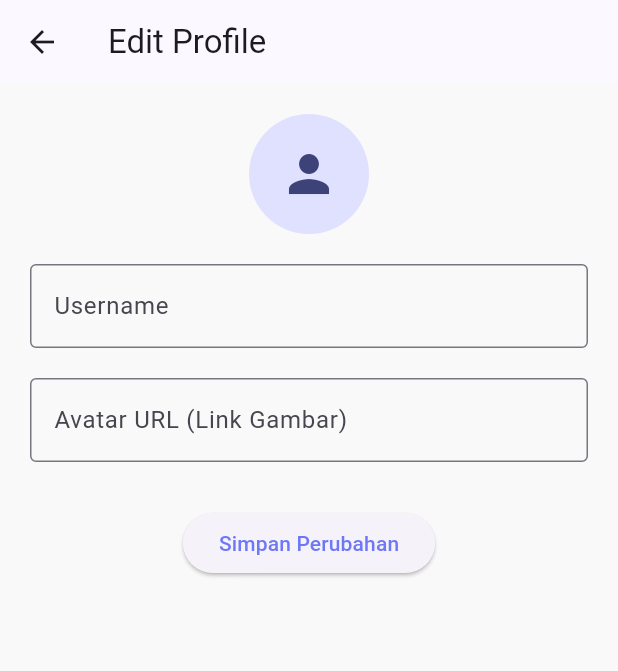
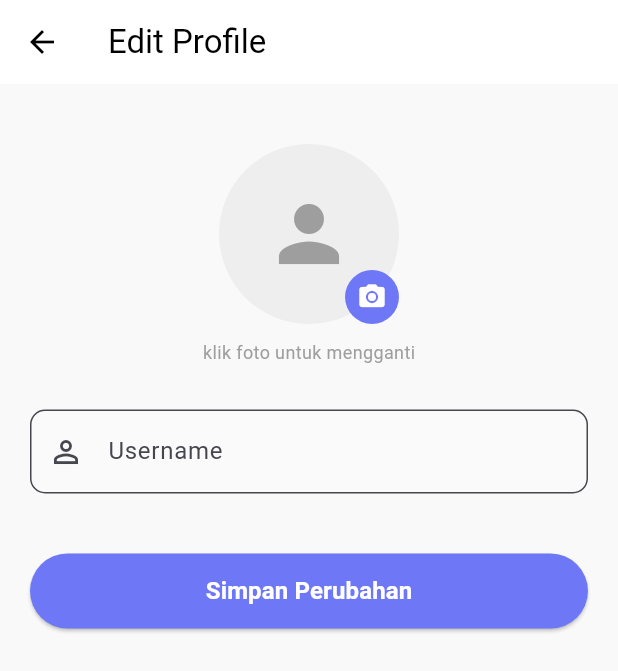
Before and after one commit to JonathanLukasW/ppb_journey_app, a Flutter app: the screen it shows once a user with an empty profile is signed in, after a tap on the "person" icon, on a phone screen of 412 x 824 dp. Shown: the top 671 px of the screen. Run offline on Flutter 3.47's test engine with Material 3 defaults, Android fonts, the phone set to English and light mode, and no system bars; our stand-ins replace flutter_dotenv, image_picker, supabase_flutter; accounts and stored records are empty; network calls fail; Roboto replaces fonts that are missing (Poppins).

Commit message:
Menambahkan fitur register dan fix event

```diff
--- a/lib/screens/auth/login_screen.dart
+++ b/lib/screens/auth/login_screen.dart
@@ -1,5 +1,6 @@
 import 'package:flutter/material.dart';
 import 'package:ppb_journey_app/services/auth_service.dart';
+import 'package:ppb_journey_app/screens/auth/verify_otp_screen.dart'; // Import screen baru
 
 class LoginScreen extends StatefulWidget {
   const LoginScreen({super.key});
@@ -10,30 +11,26 @@ class LoginScreen extends StatefulWidget {
 
 class _LoginScreenState extends State<LoginScreen> {
   final _formKey = GlobalKey<FormState>();
-
   final _emailController = TextEditingController();
-  final _passwordController = TextEditingController();
-
   final _authService = AuthService();
   bool _isLoading = false;
 
-  @override
-  void dispose() {
-    _emailController.dispose();
-    _passwordController.dispose();
-    super.dispose();
-  }
-
-  Future<void> _handleLogin() async {
+  Future<void> _handleSendOtp() async {
     if (!_formKey.currentState!.validate()) return;
 
     setState(() => _isLoading = true);
 
     try {
-      await _authService.signInWithEmail(
-        email: _emailController.text.trim(),
-        password: _passwordController.text,
-      );
+      await _authService.sendOtp(_emailController.text.trim());
+
+      if (mounted) {
+        Navigator.push(
+          context,
+          MaterialPageRoute(
+            builder: (context) => VerifyOtpScreen(email: _emailController.text.trim()),
+          ),
+        );
+      }
     } catch (e) {
       if (mounted) {
         ScaffoldMessenger.of(context).showSnackBar(
@@ -57,16 +54,16 @@ class _LoginScreenState extends State<LoginScreen> {
               mainAxisAlignment: MainAxisAlignment.center,
               crossAxisAlignment: CrossAxisAlignment.stretch,
               children: [
-                const Icon(Icons.lock_person, size: 80, color: Colors.teal),
+                const Icon(Icons.send_to_mobile, size: 80, color: Color(0xFF6E78F7)),
                 const SizedBox(height: 20),
                 const Text(
-                  'Login',
+                  'Selamat Datang!',
                   textAlign: TextAlign.center,
                   style: TextStyle(fontSize: 24, fontWeight: FontWeight.bold),
                 ),
                 const SizedBox(height: 10),
                 const Text(
-                  'akun dummy : user1@gmail.com,  password : password',
+                  'Masuk atau Daftar menggunakan Email.\nKami akan mengirimkan kode OTP.',
                   textAlign: TextAlign.center,
                   style: TextStyle(color: Colors.grey),
                 ),
@@ -75,7 +72,7 @@ class _LoginScreenState extends State<LoginScreen> {
                 TextFormField(
                   controller: _emailController,
                   decoration: const InputDecoration(
-                    labelText: 'Email',
+                    labelText: 'Email Address',
                     prefixIcon: Icon(Icons.email_outlined),
                     border: OutlineInputBorder(),
                   ),
@@ -83,30 +80,18 @@ class _LoginScreenState extends State<LoginScreen> {
                   validator: (val) => val != null && val.contains('@')
                       ? null : 'Masukkan email yang valid',
                 ),
-                const SizedBox(height: 16),
 
-                TextFormField(
-                  controller: _passwordController,
-                  decoration: const InputDecoration(
-                    labelText: 'Password',
-                    prefixIcon: Icon(Icons.lock_outline),
-                    border: OutlineInputBorder(),
-                  ),
-                  obscureText: true,
-                  validator: (val) => val != null && val.length >= 6
-                      ? null : 'Password minimal 6 karakter',
-                ),
                 const SizedBox(height: 24),
-
                 ElevatedButton(
-                  onPressed: _isLoading ? null : _handleLogin,
+                  onPressed: _isLoading ? null : _handleSendOtp,
                   style: ElevatedButton.styleFrom(
-                    backgroundColor: Colors.teal,
+                    backgroundColor: const Color(0xFF6E78F7),
                     padding: const EdgeInsets.symmetric(vertical: 16),
+                    shape: RoundedRectangleBorder(borderRadius: BorderRadius.circular(30)),
                   ),
                   child: _isLoading
                       ? const CircularProgressIndicator(color: Colors.white)
-                      : const Text('MASUK', style: TextStyle(color: Colors.white, fontSize: 16, fontWeight: FontWeight.bold)),
+                      : const Text('KIRIM KODE OTP', style: TextStyle(color: Colors.white, fontSize: 16, fontWeight: FontWeight.bold)),
                 ),
               ],
             ),
--- a/lib/screens/profile_screen.dart
+++ b/lib/screens/profile_screen.dart
@@ -1,5 +1,7 @@
+import 'dart:io';
 import 'package:flutter/material.dart';
-import 'package:supabase_flutter/supabase_flutter.dart';
+import 'package:image_picker/image_picker.dart';
+import 'package:ppb_journey_app/services/auth_service.dart';
 
 class ProfileScreen extends StatefulWidget {
   const ProfileScreen({super.key});
@@ -10,81 +12,151 @@ class ProfileScreen extends StatefulWidget {
 
 class _ProfileScreenState extends State<ProfileScreen> {
   final _usernameController = TextEditingController();
-  final _avatarUrlController = TextEditingController();
-  final _supabase = Supabase.instance.client;
+  final AuthService _authService = AuthService();
+
+  File? _pickedImage;
+  String? _currentAvatarUrl;
   bool _isLoading = false;
 
   @override
   void initState() {
     super.initState();
-    _loadProfile();
+    _loadProfileData();
   }
 
-  Future<void> _loadProfile() async {
+  Future<void> _loadProfileData() async {
     setState(() => _isLoading = true);
-    try {
-      final userId = _supabase.auth.currentUser!.id;
-      final data = await _supabase.from('profiles').select().eq('id', userId).single();
+    final data = await _authService.getProfile();
+    if (data != null) {
+      _usernameController.text = data['username'] ?? '';
+      setState(() {
+        _currentAvatarUrl = data['avatar_url'];
+      });
+    }
+    setState(() => _isLoading = false);
+  }
 
-      _usernameController.text = data['username'] ?? '';
-      _avatarUrlController.text = data['avatar_url'] ?? '';
-    } finally {
-      setState(() => _isLoading = false);
+  Future<void> _pickImage() async {
+    final picker = ImagePicker();
+    final pickedFile = await picker.pickImage(source: ImageSource.gallery);
+
+    if (pickedFile != null) {
+      setState(() {
+        _pickedImage = File(pickedFile.path);
+      });
     }
   }
 
-  Future<void> _updateProfile() async {
+  Future<void> _saveProfile() async {
     setState(() => _isLoading = true);
     try {
-      final userId = _supabase.auth.currentUser!.id;
-      await _supabase.from('profiles').upsert({
-        'id': userId,
-        'username': _usernameController.text,
-        'avatar_url': _avatarUrlController.text,
-        'updated_at': DateTime.now().toIso8601String(),
-      });
+      String? newAvatarUrl;
+
+      if (_pickedImage != null) {
+        newAvatarUrl = await _authService.uploadAvatar(_pickedImage!);
+      }
+
+      await _authService.updateProfile(
+        username: _usernameController.text,
+        avatarUrl: newAvatarUrl,
+      );
+
       if (mounted) {
-        ScaffoldMessenger.of(context).showSnackBar(const SnackBar(content: Text('Profil diperbarui!')));
+        ScaffoldMessenger.of(context).showSnackBar(
+          const SnackBar(content: Text('Profil berhasil diperbarui!')),
+        );
         Navigator.pop(context);
       }
     } catch (e) {
-      if (mounted) ScaffoldMessenger.of(context).showSnackBar(SnackBar(content: Text('Error: $e')));
+      if (mounted) {
+        ScaffoldMessenger.of(context).showSnackBar(
+          SnackBar(content: Text('Error: $e'), backgroundColor: Colors.red),
+        );
+      }
     } finally {
-      setState(() => _isLoading = false);
+      if (mounted) setState(() => _isLoading = false);
     }
   }
 
   @override
   Widget build(BuildContext context) {
+    ImageProvider? backgroundImage;
+    if (_pickedImage != null) {
+      backgroundImage = FileImage(_pickedImage!);
+    } else if (_currentAvatarUrl != null && _currentAvatarUrl!.isNotEmpty) {
+      backgroundImage = NetworkImage(_currentAvatarUrl!);
+    }
+
     return Scaffold(
-      appBar: AppBar(title: const Text("Edit Profile")),
+      appBar: AppBar(
+        title: const Text("Edit Profile", style: TextStyle(color: Colors.black)),
+        backgroundColor: Colors.white,
+        elevation: 0,
+        iconTheme: const IconThemeData(color: Colors.black),
+      ),
       body: _isLoading
-        ? const Center(child: CircularProgressIndicator())
-        : Padding(
+        ? const Center(child: CircularProgressIndicator(color: Color(0xFF6E78F7)))
+        : SingleChildScrollView(
             padding: const EdgeInsets.all(20.0),
             child: Column(
               children: [
-                CircleAvatar(
-                  radius: 40,
-                  backgroundImage: _avatarUrlController.text.isNotEmpty
-                    ? NetworkImage(_avatarUrlController.text)
-                    : null,
-                  child: _avatarUrlController.text.isEmpty ? const Icon(Icons.person, size: 40) : null,
+                const SizedBox(height: 20),
+                GestureDetector(
+                  onTap: _pickImage,
+                  child: Stack(
+                    children: [
+                      CircleAvatar(
+                        radius: 60,
+                        backgroundColor: Colors.grey[200],
+                        backgroundImage: backgroundImage,
+                        child: (backgroundImage == null)
+                            ? const Icon(Icons.person, size: 60, color: Colors.grey)
+                            : null,
+                      ),
+                      Positioned(
+                        bottom: 0,
+                        right: 0,
+                        child: Container(
+                          padding: const EdgeInsets.all(8),
+                          decoration: const BoxDecoration(
+                            color: Color(0xFF6E78F7),
+                            shape: BoxShape.circle,
+                          ),
+                          child: const Icon(Icons.camera_alt, size: 20, color: Colors.white),
+                        ),
+                      )
+                    ],
+                  ),
                 ),
-                const SizedBox(height: 20),
+
+                const SizedBox(height: 10),
+                const Text("klik foto untuk mengganti", style: TextStyle(color: Colors.grey, fontSize: 12)),
+                const SizedBox(height: 30),
+
                 TextFormField(
                   controller: _usernameController,
-                  decoration: const InputDecoration(labelText: 'Username', border: OutlineInputBorder()),
+                  decoration: InputDecoration(
+                    labelText: 'Username',
+                    prefixIcon: const Icon(Icons.person_outline),
+                    border: OutlineInputBorder(borderRadius: BorderRadius.circular(10)),
+                    filled: true,
+                    fillColor: Colors.grey[50],
+                  ),
                 ),
-                const SizedBox(height: 20),
-                TextFormField(
-                  controller: _avatarUrlController,
-                  decoration: const InputDecoration(labelText: 'Avatar URL (Link Gambar)', border: OutlineInputBorder()),
-                ),
-                const SizedBox(height: 30),
-                ElevatedButton(
-                  onPressed: _updateProfile,
-                  child: const Text("Simpan Perubahan"),
+
+                const SizedBox(height: 40),
+
+                SizedBox(
+                  width: double.infinity,
+                  height: 50,
+                  child: ElevatedButton(
+                    onPressed: _saveProfile,
+                    style: ElevatedButton.styleFrom(
+                      backgroundColor: const Color(0xFF6E78F7),
+                      shape: RoundedRectangleBorder(borderRadius: BorderRadius.circular(30)),
+                    ),
+                    child: const Text("Simpan Perubahan", style: TextStyle(color: Colors.white, fontSize: 16, fontWeight: FontWeight.bold)),
+                  ),
                 )
               ],
             ),
```
Also changed, not shown: lib/screens/auth/verify_otp_screen.dart (added, +101 -0 lines), lib/services/auth_service.dart (+69 -9 lines).
